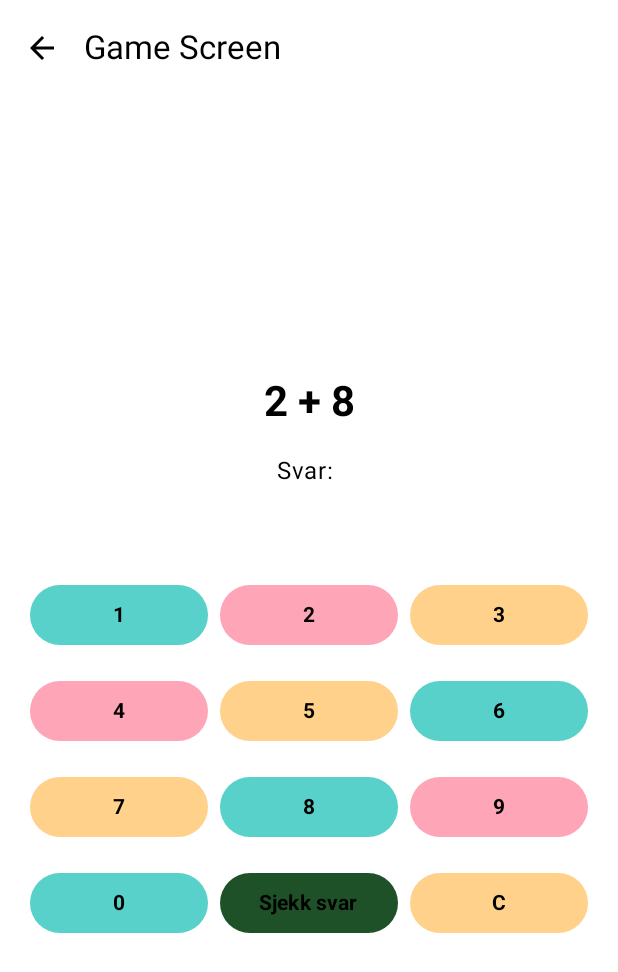
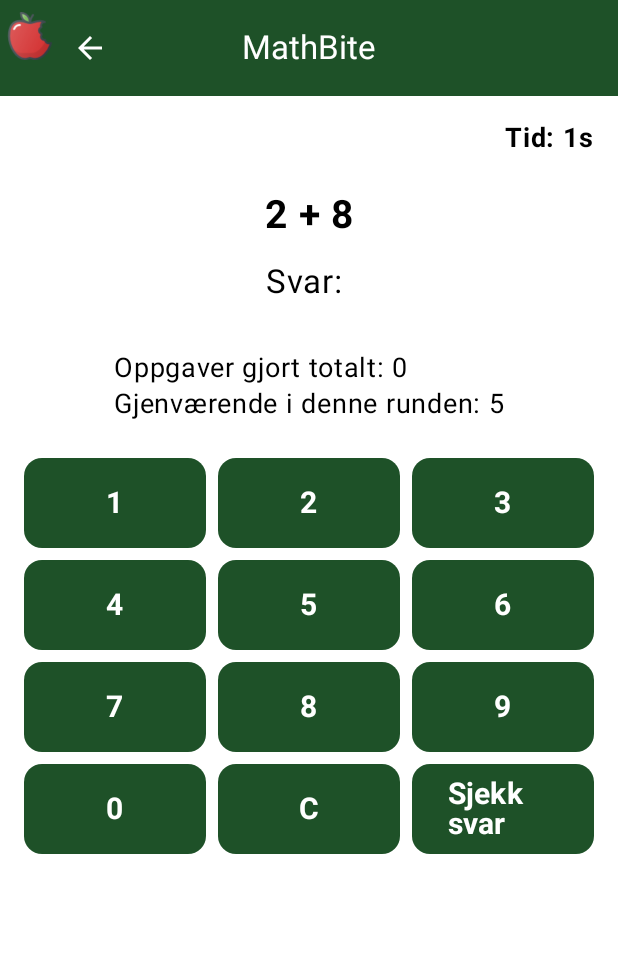
Before and after one commit to daquynht/Prosjekt1_s385550, an Android app built with Jetpack Compose: the GameScreen screen opened through its navigation route, on a phone screen of 412 x 824 dp. Shown: the top 972 px of the screen. Run offline under Robolectric (Android 15) with nearby library versions, the phone set to English and light mode, and no system bars.

Commit message:
Legger inn teller for antall oppgaver + mulighet for å spille igjen

```diff
--- a/app/src/main/java/com/example/prosjekt1_s385550/GameViewModel.kt
+++ b/app/src/main/java/com/example/prosjekt1_s385550/GameViewModel.kt
@@ -24,14 +24,25 @@ class GameViewModel(application: Application) : AndroidViewModel(application) {
     private val usedIndices = mutableSetOf<Int>()
 
     /** Starter et nytt spill med valgt antall spørsmål */
-    fun startGame(numQuestions: Int) {
+    fun startGame(numQuestions: Int, prefViewModel: PrefViewModel) {
         totalQuestions = numQuestions
         score = 0
         questionsAnswered = 0
         usedIndices.clear()
+
+        // Hent antall oppgaver som allerede er gjort
+        val antallGjort = prefViewModel.hentAntallGjort()
+        if (antallGjort >= questionsArray.size) {
+            // Alle oppgaver er allerede gjort
+            feedback = "Du har gjort alle oppgaver! 🎉"
+            currentQuestion = ""
+            return
+        }
+
         loadNewQuestion()
     }
 
+    /** Laster et nytt spørsmål som ikke er brukt */
     fun loadNewQuestion() {
         if (questionsAnswered >= totalQuestions) {
             feedback = "Spillet er ferdig! Du fikk $score av $totalQuestions riktige 🎉"
@@ -39,6 +50,7 @@ class GameViewModel(application: Application) : AndroidViewModel(application) {
             return
         }
 
+        // Finn et tilfeldig spørsmål som ikke er brukt
         var index: Int
         do {
             index = questionsArray.indices.random()
@@ -59,7 +71,8 @@ class GameViewModel(application: Application) : AndroidViewModel(application) {
         currentAnswer = ""
     }
 
-    fun checkAnswer() {
+    /** Sjekker svaret og oppdaterer score og antall oppgaver gjort */
+    fun checkAnswer(prefViewModel: PrefViewModel) {
         val userAnswer = currentAnswer.toIntOrNull()
         if (userAnswer == null) {
             feedback = "Skriv inn et tall!"
@@ -75,6 +88,10 @@ class GameViewModel(application: Application) : AndroidViewModel(application) {
             feedback = "Feil! Svaret var ${answersArray[currentIndex]}"
         }
 
+        // Oppdater antall oppgaver gjort globalt
+        val totalDone = prefViewModel.hentAntallGjort() + 1
+        prefViewModel.settAntallGjort(totalDone)
+
         // Last neste spørsmål hvis ikke ferdig
         loadNewQuestion()
     }
--- a/app/src/main/java/com/example/prosjekt1_s385550/MainActivity.kt
+++ b/app/src/main/java/com/example/prosjekt1_s385550/MainActivity.kt
@@ -19,8 +19,6 @@ class MainActivity : ComponentActivity() {
         setContent {
             IntroComposeTheme {
                 val navController = rememberNavController()
-
-                // Opprett PrefViewModel
                 val prefViewModel: PrefViewModel = viewModel()
 
                 NavHost(navController = navController, startDestination = "mainMenu") {
--- a/app/src/main/java/com/example/prosjekt1_s385550/PrefViewModel.kt
+++ b/app/src/main/java/com/example/prosjekt1_s385550/PrefViewModel.kt
@@ -7,16 +7,35 @@ import androidx.lifecycle.AndroidViewModel
 
 class PrefViewModel(application: Application) : AndroidViewModel(application) {
 
+    private val prefsName = "Mine Preferanser"
+    private val prefKey = "verdi"
+    private val doneKey = "antallGjort"
+
+    /** Lagre valgt antall oppgaver (5,10,15) */
     fun settPref(verdi: String) {
         val sharedPreferences: SharedPreferences =
-            getApplication<Application>().getSharedPreferences("Mine Preferanser", Context.MODE_PRIVATE)
-        sharedPreferences.edit().putString("verdi", verdi).apply()
+            getApplication<Application>().getSharedPreferences(prefsName, Context.MODE_PRIVATE)
+        sharedPreferences.edit().putString(prefKey, verdi).apply()
     }
 
+    /** Hent valgt antall oppgaver */
     fun hentPref(): String {
         val sharedPreferences: SharedPreferences =
-            getApplication<Application>().getSharedPreferences("Mine Preferanser", Context.MODE_PRIVATE)
-        // Hvis brukeren aldri har valgt → returner "5" som standard
-        return sharedPreferences.getString("verdi", "5") ?: "5"
+            getApplication<Application>().getSharedPreferences(prefsName, Context.MODE_PRIVATE)
+        return sharedPreferences.getString(prefKey, "5") ?: "5"
+    }
+
+    /** Lagre hvor mange oppgaver brukeren allerede har gjort */
+    fun settAntallGjort(verdi: Int) {
+        val sharedPreferences: SharedPreferences =
+            getApplication<Application>().getSharedPreferences(prefsName, Context.MODE_PRIVATE)
+        sharedPreferences.edit().putInt(doneKey, verdi).apply()
+    }
+
+    /** Hent antall oppgaver som allerede er gjort */
+    fun hentAntallGjort(): Int {
+        val sharedPreferences: SharedPreferences =
+            getApplication<Application>().getSharedPreferences(prefsName, Context.MODE_PRIVATE)
+        return sharedPreferences.getInt(doneKey, 0) // start på 0 hvis tom
     }
 }
--- a/app/src/main/java/com/example/prosjekt1_s385550/ui/screens/GameScreen.kt
+++ b/app/src/main/java/com/example/prosjekt1_s385550/ui/screens/GameScreen.kt
@@ -1,8 +1,8 @@
 package com.example.prosjekt1_s385550.ui.screens
 
+import androidx.compose.foundation.background
 import androidx.compose.foundation.layout.*
-import androidx.compose.material.icons.Icons
-import androidx.compose.material.icons.filled.ArrowBack
+import androidx.compose.foundation.shape.RoundedCornerShape
 import androidx.compose.material3.*
 import androidx.compose.runtime.*
 import androidx.compose.ui.Alignment
@@ -10,12 +10,12 @@ import androidx.compose.ui.Modifier
 import androidx.compose.ui.graphics.Color
 import androidx.compose.ui.text.font.FontWeight
 import androidx.compose.ui.unit.dp
+import androidx.compose.ui.unit.sp
+import kotlinx.coroutines.delay
 import com.example.prosjekt1_s385550.GameViewModel
 import com.example.prosjekt1_s385550.PrefViewModel
+import com.example.prosjekt1_s385550.ui.components.AppTopBar
 import com.example.prosjekt1_s385550.ui.theme.ButtonGreen
-import com.example.prosjekt1_s385550.ui.theme.Knapp1
-import com.example.prosjekt1_s385550.ui.theme.Knapp2
-import com.example.prosjekt1_s385550.ui.theme.Knapp3
 
 @OptIn(ExperimentalMaterial3Api::class)
 @Composable
@@ -24,128 +24,153 @@ fun GameScreen(
     gameViewModel: GameViewModel,
     onBack: () -> Unit
 ) {
-    val numQuestions = prefViewModel.hentPref()?.toIntOrNull() ?: 5
+    val numQuestions = prefViewModel.hentPref().toIntOrNull() ?: 5
 
-    // Start spillet kun én gang når skjermen vises
-    LaunchedEffect(key1 = true) {
-        gameViewModel.startGame(numQuestions)
+    // Timer state
+    var timeElapsed by remember { mutableStateOf(0) }
+
+    // Start timer
+    LaunchedEffect(key1 = gameViewModel.currentQuestion) {
+        while (gameViewModel.currentQuestion.isNotEmpty()) {
+            delay(1000)
+            timeElapsed++
+        }
     }
 
-    // State for dialog
-    var showExitDialog by remember { mutableStateOf(false) }
+    // Start spillet første gang
+    LaunchedEffect(key1 = true) {
+        gameViewModel.startGame(numQuestions, prefViewModel)
+    }
 
     Scaffold(
         topBar = {
-            TopAppBar(
-                title = { Text("Game Screen") },
-                navigationIcon = {
-                    IconButton(onClick = { showExitDialog = true }) {
-                        Icon(Icons.Filled.ArrowBack, contentDescription = "Back")
-                    }
-                }
+            AppTopBar(
+                title = "MathBite",
+                showBackButton = true,
+                onBackClick = onBack
             )
         }
     ) { padding ->
+        Box(
+            modifier = Modifier
+                .fillMaxSize()
+                .padding(padding)
+                .padding(16.dp)
+        ) {
             Column(
-            modifier = Modifier
-                .padding(padding)
-                .fillMaxSize()
-                .padding(16.dp),
+                modifier = Modifier.fillMaxSize(),
                 horizontalAlignment = Alignment.CenterHorizontally,
-            verticalArrangement = Arrangement.Center
+                verticalArrangement = Arrangement.Top
             ) {
-            if (gameViewModel.currentQuestion.isNotEmpty()) {
-                // Spørsmål og svar
+                // Timer øverst til høyre
+                Row(
+                    modifier = Modifier.fillMaxWidth(),
+                    horizontalArrangement = Arrangement.End
+                ) {
+                    Text("Tid: ${timeElapsed}s", fontSize = 18.sp, fontWeight = FontWeight.Bold)
+                }
+
+                Spacer(modifier = Modifier.height(24.dp))
+
+                if (gameViewModel.currentQuestion.isEmpty()) {
+                    // Spillet ferdig
+                    Text(
+                        text = gameViewModel.feedback.ifEmpty { "Alle oppgaver er gjort!" },
+                        fontSize = 26.sp,
+                        fontWeight = FontWeight.Bold,
+                        color = Color.Black
+                    )
+
+                    Spacer(modifier = Modifier.height(24.dp))
+
+                    Button(
+                        onClick = {
+                            gameViewModel.startGame(numQuestions, prefViewModel)
+                            timeElapsed = 0
+                        },
+                        colors = ButtonDefaults.buttonColors(containerColor = ButtonGreen),
+                        modifier = Modifier.fillMaxWidth().height(60.dp),
+                        shape = RoundedCornerShape(16.dp)
+                    ) {
+                        Text("Spill på nytt", fontSize = 22.sp, color = Color.White)
+                    }
+
+                } else {
+                    // Vis spørsmål
                     Text(
                         text = gameViewModel.currentQuestion,
-                    style = MaterialTheme.typography.headlineMedium,
-                    fontWeight = FontWeight.Bold
+                        fontSize = 26.sp,
+                        fontWeight = FontWeight.Bold,
+                        color = Color.Black
                     )
+
                     Spacer(modifier = Modifier.height(16.dp))
+
+                    // Svarfelt
                     Text(
                         text = "Svar: ${gameViewModel.currentAnswer}",
-                    style = MaterialTheme.typography.bodyLarge
+                        fontSize = 22.sp,
+                        color = Color.Black
                     )
+
                     Spacer(modifier = Modifier.height(16.dp))
+
+                    // Feedback etter innsending
+                    if (gameViewModel.feedback.isNotEmpty()) {
                         Text(
                             text = gameViewModel.feedback,
-                    style = MaterialTheme.typography.bodyLarge,
-                    color = Color.Gray
+                            fontSize = 20.sp,
+                            fontWeight = FontWeight.Bold,
+                            color = if (gameViewModel.feedback.startsWith("Riktig")) Color.Green else Color.Red
                         )
+                    }
+
                     Spacer(modifier = Modifier.height(16.dp))
 
-                // Kalkulator-rader
-                val buttons = listOf(
+                    // Antall oppgaver gjort og igjen
+                    val totalDone = prefViewModel.hentAntallGjort()
+                    Text(
+                        text = "Oppgaver gjort totalt: $totalDone\nGjenværende i denne runden: ${gameViewModel.totalQuestions - gameViewModel.questionsAnswered}",
+                        fontSize = 18.sp,
+                        color = Color.Black
+                    )
+
+                    Spacer(modifier = Modifier.height(24.dp))
+
+                    // Knapp-rader (1,2,3..)
+                    val buttonRows = listOf(
                         listOf("1","2","3"),
                         listOf("4","5","6"),
                         listOf("7","8","9"),
-                    listOf("0","Sjekk svar","C")
+                        listOf("0","C","Sjekk svar")
                     )
 
-                val colors = listOf(
-                    listOf(Knapp1, Knapp2, Knapp3),
-                    listOf(Knapp2, Knapp3, Knapp1),
-                    listOf(Knapp3, Knapp1, Knapp2),
-                    listOf(Knapp1, ButtonGreen, Knapp3) // "Sjekk svar" = ButtonGreen
-                )
-
-                buttons.forEachIndexed { rowIndex, row ->
+                    buttonRows.forEach { row ->
                         Row(
-                        horizontalArrangement = Arrangement.Center,
+                            horizontalArrangement = Arrangement.spacedBy(8.dp),
                             modifier = Modifier.fillMaxWidth()
                         ) {
-                        row.forEachIndexed { colIndex, label ->
+                            row.forEach { label ->
                                 Button(
                                     onClick = {
                                         when(label){
                                             "C" -> gameViewModel.clearAnswer()
-                                        "Sjekk svar" -> gameViewModel.checkAnswer()
+                                            "Sjekk svar" -> gameViewModel.checkAnswer(prefViewModel)
                                             else -> gameViewModel.appendDigit(label)
                                         }
                                     },
-                                colors = ButtonDefaults.buttonColors(containerColor = colors[rowIndex][colIndex]),
-                                modifier = Modifier
-                                    .weight(1f)
-                                    .padding(4.dp)
+                                    colors = ButtonDefaults.buttonColors(containerColor = ButtonGreen),
+                                    modifier = Modifier.weight(1f).height(60.dp),
+                                    shape = RoundedCornerShape(12.dp)
                                 ) {
-                                Text(
-                                    text = label,
-                                    fontWeight = FontWeight.Bold,
-                                    color = Color.Black
-                                )
+                                    Text(label, fontSize = 20.sp, fontWeight = FontWeight.Bold, color = Color.White)
                                 }
                             }
                         }
                         Spacer(modifier = Modifier.height(8.dp))
                     }
-            } else {
-                Text(
-                    text = "Spillet er ferdig! Du fikk ${gameViewModel.score} av ${gameViewModel.totalQuestions} riktige!",
-                    style = MaterialTheme.typography.headlineMedium
-                )
-            }
-        }
-
-        // Dialog vises når spilleren prøver å avslutte
-        if (showExitDialog) {
-            AlertDialog(
-                onDismissRequest = { showExitDialog = false },
-                title = { Text("Avslutte spillet?") },
-                text = { Text("Hvis du avslutter nå, mister du fremgangen din.") },
-                confirmButton = {
-                    TextButton(onClick = {
-                        showExitDialog = false
-                        onBack() // Gå tilbake
-                    }) {
-                        Text("Ja")
-                    }
-                },
-                dismissButton = {
-                    TextButton(onClick = { showExitDialog = false }) {
-                        Text("Nei")
-                    }
-                }
-            )
                 }
             }
         }
+    }
+}
```
Also changed, not shown: app/src/main/java/com/example/prosjekt1_s385550/ui/components/MinDialog.kt (added, +35 -0 lines), app/src/main/java/com/example/prosjekt1_s385550/ui/screens/PrefScreen.kt (+80 -19 lines). Lines whose indentation alone changed are shown as unchanged.
